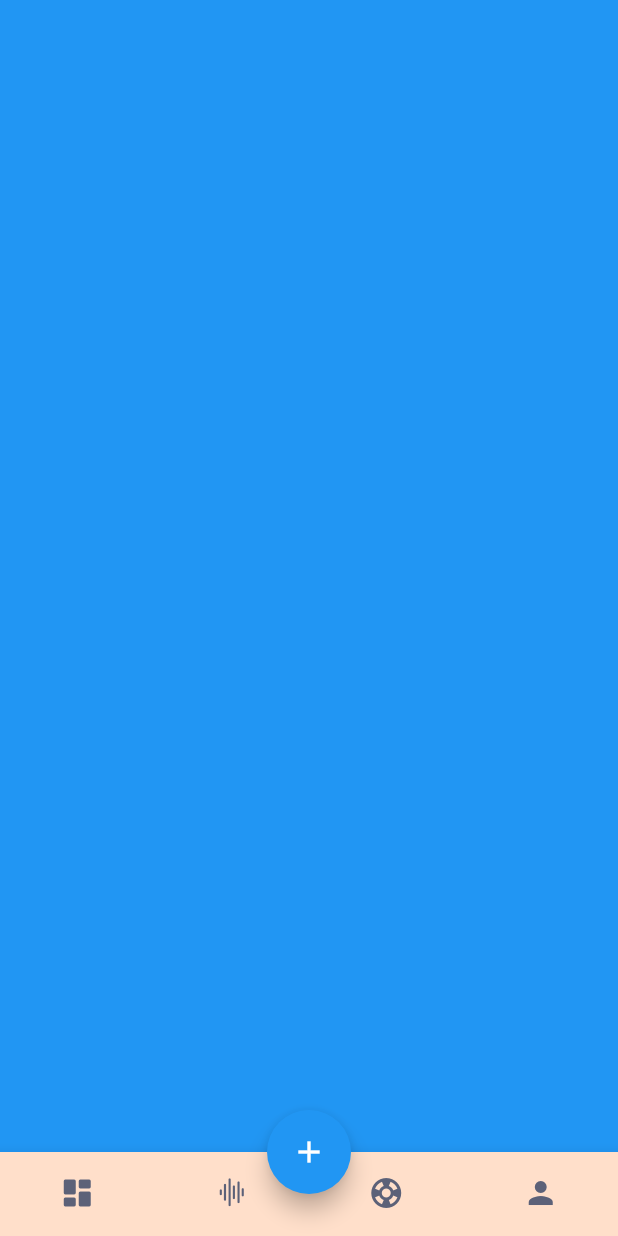
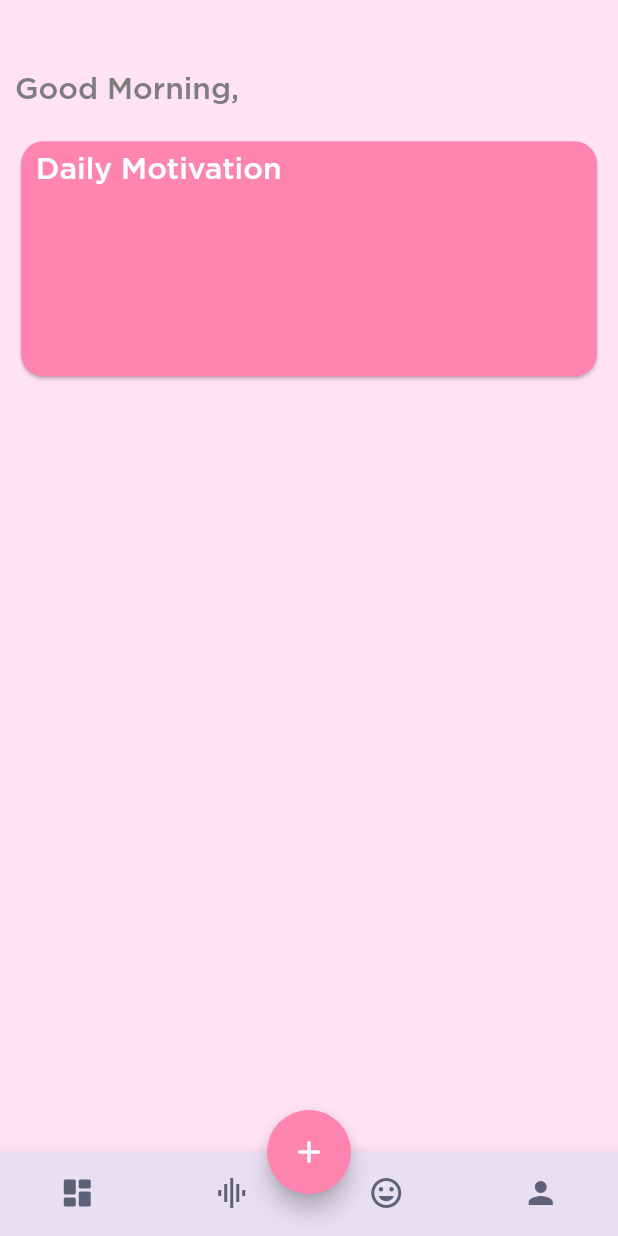
Before and after one commit to ameysunu/dohack, a Flutter app: the HomeWidget screen opened directly, on a phone screen of 412 x 824 dp. Run offline on Flutter 3.47's test engine with Material 2 defaults, Android fonts, the phone set to English and light mode, and no system bars; our stand-ins replace firebase_auth, firebase_core, google_sign_in, hexcolor, introduction_screen; accounts and stored records are empty.

Commit message:
REST added

```diff
--- a/lib/home.dart
+++ b/lib/home.dart
@@ -1,4 +1,21 @@
 import 'package:flutter/material.dart';
+import 'package:hexcolor/hexcolor.dart';
+import 'login.dart';
+import 'quotes.dart' as quotes;
+
+var time = DateTime.now().hour;
+
+String greeting = greetings();
+
+String greetings() {
+  if (time < 12) {
+    return 'Good Morning';
+  }
+  if (time < 17) {
+    return 'Good Afternoon';
+  }
+  return 'Good Evening';
+}
 
 class Home extends StatefulWidget {
   @override
@@ -9,7 +26,57 @@ class _HomeState extends State<Home> {
   @override
   Widget build(BuildContext context) {
     return Scaffold(
-      backgroundColor: Colors.blue,
-    );
+        backgroundColor: HexColor('#FFE3F2'),
+        body: SafeArea(
+          child: Container(
+            child: Column(
+              crossAxisAlignment: CrossAxisAlignment.start,
+              children: [
+                Container(
+                  height: MediaQuery.of(context).size.height * 0.05,
+                ),
+                Padding(
+                  padding: const EdgeInsets.all(10.0),
+                  child: Text(greeting + ", $name",
+                      style: TextStyle(
+                          fontFamily: 'Gotham',
+                          fontSize: 20,
+                          color: HexColor('#7D7D7D'))),
+                ),
+                Padding(
+                  padding: const EdgeInsets.all(10.0),
+                  child: Container(
+                    height: MediaQuery.of(context).size.height * 0.2,
+                    width: MediaQuery.of(context).size.width * 1,
+                    child: Card(
+                      color: HexColor('#FF84AF'),
+                      shape: RoundedRectangleBorder(
+                        borderRadius: BorderRadius.circular(15.0),
+                      ),
+                      child: Column(
+                        children: [
+                          Row(
+                            children: [
+                              Padding(
+                                padding: const EdgeInsets.all(10.0),
+                                child: Text(
+                                  "Daily Motivation",
+                                  style: TextStyle(
+                                      fontFamily: 'Gotham',
+                                      color: Colors.white,
+                                      fontSize: 20),
+                                ),
+                              )
+                            ],
+                          ),
+                        ],
+                      ),
+                    ),
+                  ),
+                ),
+              ],
+            ),
+          ),
+        ));
   }
 }
--- a/lib/homewidget.dart
+++ b/lib/homewidget.dart
@@ -19,7 +19,7 @@ class _HomeWidgetState extends State<HomeWidget> {
   Widget build(BuildContext context) {
     return Scaffold(
       bottomNavigationBar: BottomNavigationBar(
-          backgroundColor: HexColor('#FFDFCA'),
+          backgroundColor: HexColor('#E8DFF1'),
           type: BottomNavigationBarType.fixed,
           currentIndex: _selectedIndex,
           showSelectedLabels: false,
@@ -36,17 +36,17 @@ class _HomeWidgetState extends State<HomeWidget> {
             ),
             BottomNavigationBarItem(
               icon:
-                  new Icon(CupertinoIcons.waveform, color: HexColor('#5C6178')),
+                  new Icon(Icons.multitrack_audio, color: HexColor('#5C6178')),
               title: new Text(
-                'Home',
+                'Graph',
                 style:
                     TextStyle(color: HexColor('#5C6178'), fontFamily: 'Gotham'),
               ),
             ),
             BottomNavigationBarItem(
-              icon: new Icon(Icons.support, color: HexColor('#5C6178')),
+              icon: new Icon(Icons.mood, color: HexColor('#5C6178')),
               title: new Text(
-                'Home',
+                'Mood',
                 style:
                     TextStyle(color: HexColor('#5C6178'), fontFamily: 'Gotham'),
               ),
@@ -68,8 +68,9 @@ class _HomeWidgetState extends State<HomeWidget> {
       body: _widgetOptions.elementAt(_selectedIndex),
       floatingActionButtonLocation: FloatingActionButtonLocation.centerDocked,
       floatingActionButton: FloatingActionButton(
+          backgroundColor: HexColor('#FF84AF'),
           onPressed: () {
-            null;
+            print(time);
           },
           child: Icon(Icons.add)),
     );
--- a/lib/login.dart
+++ b/lib/login.dart
@@ -78,7 +78,7 @@ class _LoginState extends State<Login> {
               Padding(
                 padding: const EdgeInsets.all(20.0),
                 child: Text(
-                  "Alleviate",
+                  "Alleviate".toUpperCase(),
                   style: TextStyle(
                       fontFamily: 'Gotham', fontSize: 25, color: Colors.white),
                 ),
--- a/pubspec.yaml
+++ b/pubspec.yaml
@@ -28,6 +28,7 @@ dependencies:
   firebase_auth: ^0.18.0+1
   google_sign_in: ^4.5.3
   introduction_screen: ^1.0.7
+  http:
 
 
   # The following adds the Cupertino Icons font to your application.
```
Also changed, not shown: lib/quotes.dart (added, +30 -0 lines), pubspec.lock.
